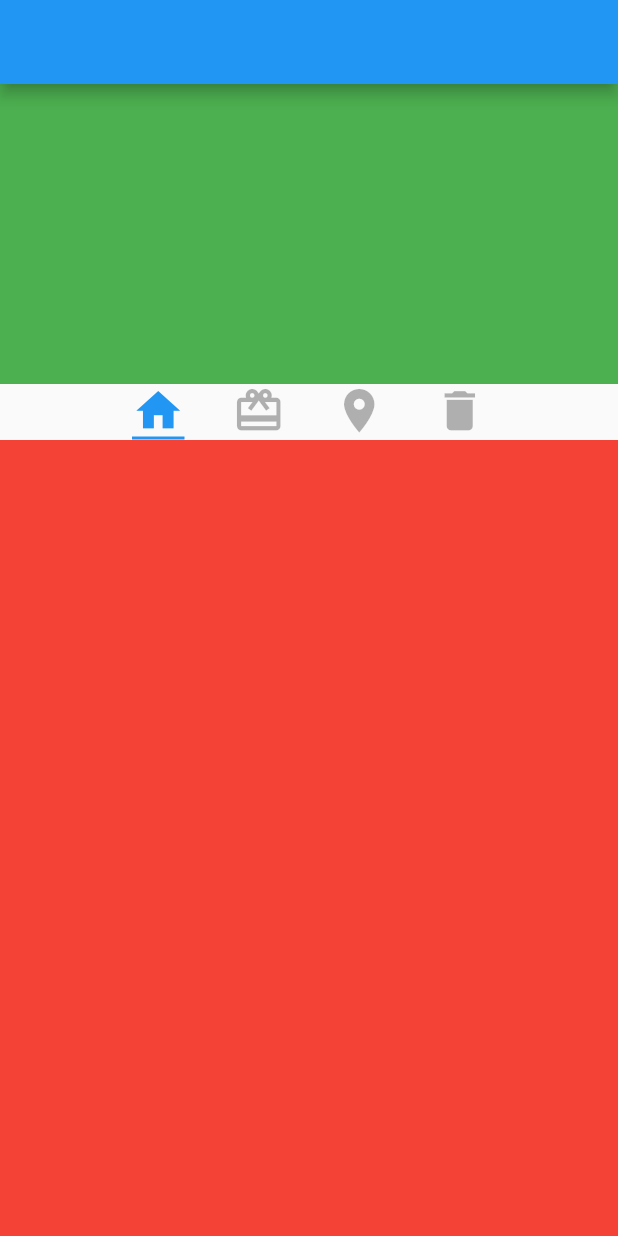
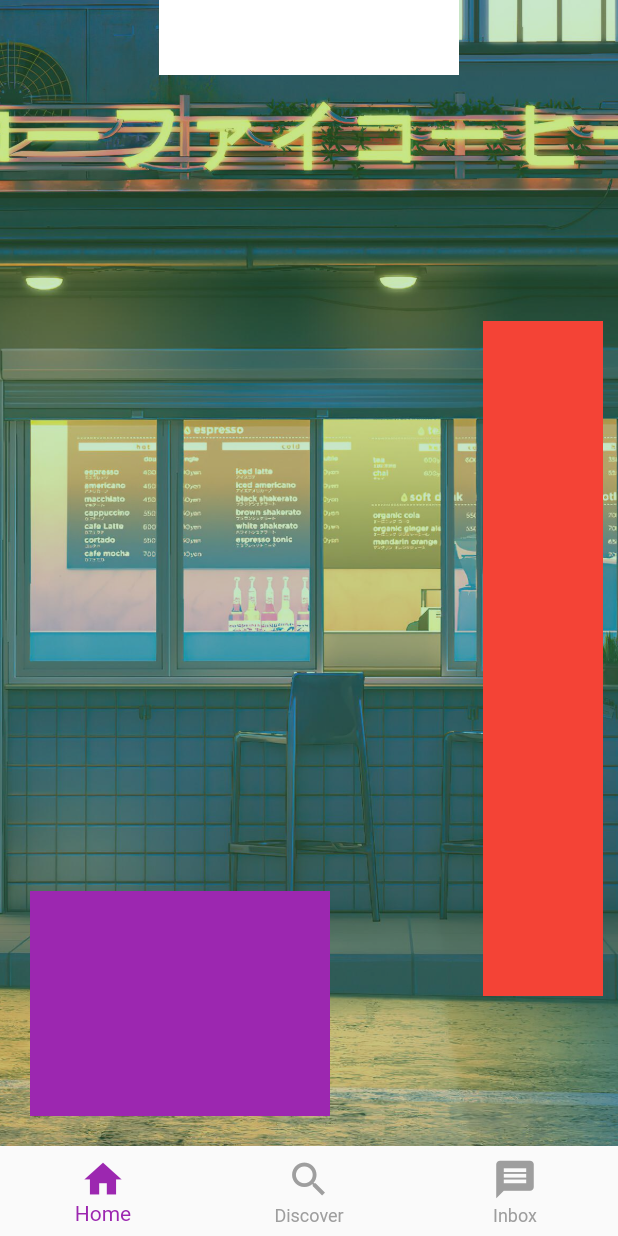
Before and after one commit to hmmisthisgood/broadway-april, a Flutter app: the screen it shows after launch, on a phone screen of 412 x 824 dp. Run offline on Flutter 3.47's test engine with Material 2 defaults, Android fonts, the phone set to English and light mode, and no system bars; our stand-ins replace flutter_svg.

Commit message:
stack and bottom navigation bar learnt

```diff
--- a/first_app/lib/main.dart
+++ b/first_app/lib/main.dart
@@ -1,6 +1,7 @@
 import 'package:first_app/grid_view_screen.dart';
 import 'package:first_app/page_view_screen.dart';
 import 'package:first_app/row_columns.dart';
+import 'package:first_app/stack_screen.dart';
 import 'package:first_app/tab_screen.dart';
 import 'package:flutter/material.dart';
 import 'home.dart';
@@ -25,7 +26,7 @@ class OurApp extends StatelessWidget {
   Widget build(BuildContext context) {
     // final whiteRgb = Color.fromRGBO(r, g, b, opacity);
 
-    return MaterialApp(title: "Our app", home: TabScreen()
+    return MaterialApp(title: "Our app", home: StackScreen()
         //  RowAndColumns(),
         );
   }
--- /dev/null
+++ b/first_app/lib/stack_screen.dart
@@ -0,0 +1,74 @@
+import 'package:flutter/cupertino.dart';
+import 'package:flutter/material.dart';
+
+class StackScreen extends StatefulWidget {
+  @override
+  State<StackScreen> createState() => _StackScreenState();
+}
+
+class _StackScreenState extends State<StackScreen> {
+  // Icon = widget
+  int ourCurrentIndex = 0;
+
+  @override
+  Widget build(BuildContext context) {
+    print("build called");
+    return Scaffold(
+        bottomNavigationBar: BottomNavigationBar(
+          onTap: (index) {
+            ourCurrentIndex = index;
+            print("current index: $ourCurrentIndex");
+            setState(() {});
+          },
+          currentIndex: ourCurrentIndex,
+          selectedItemColor: Colors.purple,
+          unselectedItemColor: Colors.grey,
+          iconSize: 30,
+          type: BottomNavigationBarType.fixed,
+          items: [
+            BottomNavigationBarItem(icon: Icon(Icons.home), label: "Home"),
+            BottomNavigationBarItem(
+                icon: Icon(Icons.search), label: "Discover"),
+            BottomNavigationBarItem(icon: Icon(Icons.message), label: "Inbox"),
+
+            // BottomNavigationBarItem(icon: Icon(Icons.person), label: "Me"),
+            // BottomNavigationBarItem(icon: Icon(Icons.person), label: "Me"),
+          ],
+        ),
+        body: SafeArea(
+          child: Stack(
+            children: [
+              Image.asset("assets/images/wall.jpg",
+                  fit: BoxFit.cover, height: double.infinity),
+              Container(color: Colors.green.withOpacity(0.3)),
+              Align(
+                alignment: Alignment.topCenter,
+                child: Container(
+                  color: Colors.white,
+                  height: 50,
+                  width: 200,
+                ),
+              ),
+              Positioned(
+                right: 10,
+                bottom: 100,
+                child: Container(
+                  height: 450,
+                  width: 80,
+                  color: Colors.red,
+                ),
+              ),
+              Positioned(
+                bottom: 20,
+                left: 20,
+                child: Container(
+                  height: 150,
+                  width: 200,
+                  color: Colors.purple,
+                ),
+              )
+            ],
+          ),
+        ));
+  }
+}
```
